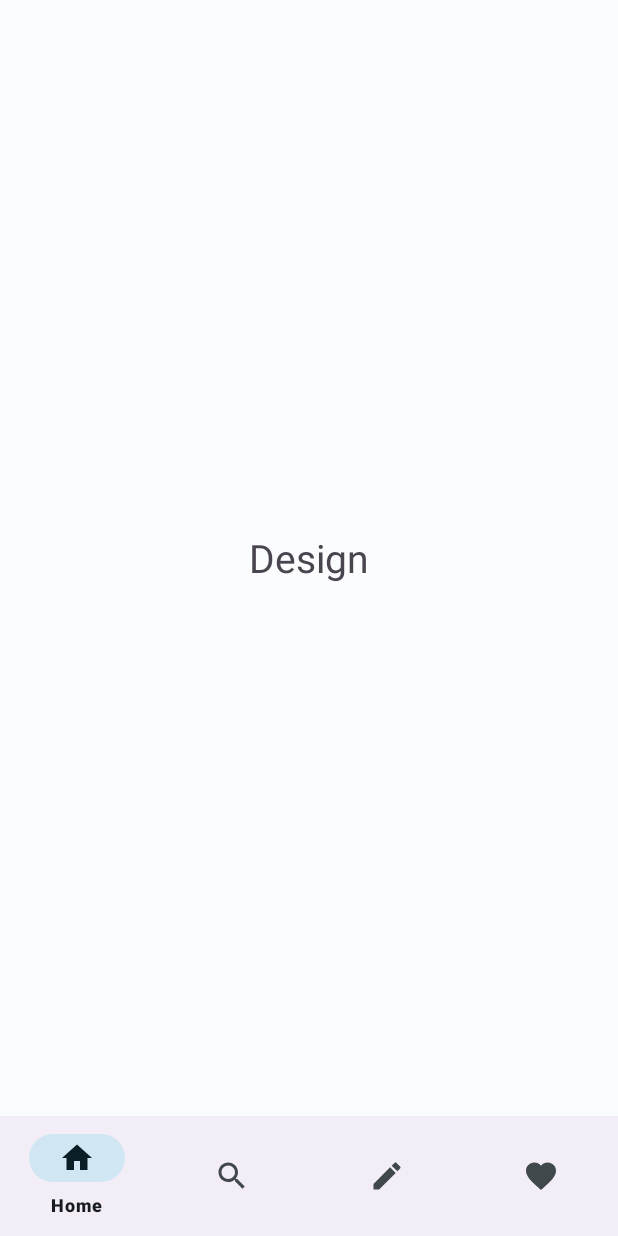
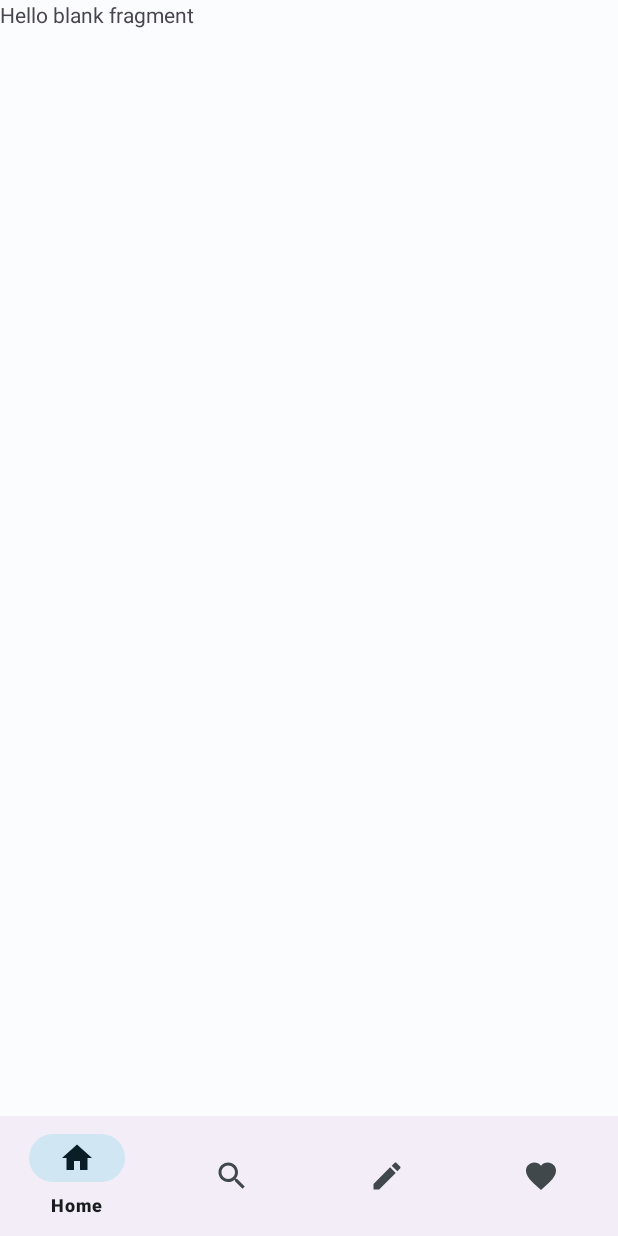
Before and after one commit to MarkoPvlkvc/RuleSphere, an Android app: the fragment MyRulesFragment placed in its activity, on a phone screen of 412 x 824 dp. Run offline under Robolectric (Android 15) with nearby library versions, the phone set to English and light mode, and no system bars; our stand-ins replace Room's generated code.

Commit message:
created Room database (Quote, QuoteDao, RuleSphereDatabase) with some starting functions.
Fixed some bugs with the navigation.

```diff
--- a/app/build.gradle
+++ b/app/build.gradle
@@ -44,4 +44,8 @@ dependencies {
     androidTestImplementation 'androidx.test.ext:junit:1.1.3'
     androidTestImplementation 'androidx.test.espresso:espresso-core:3.4.0'
     implementation 'com.google.android.material:material:1.9.0-rc01'
+
+    def room_version = "2.4.0"
+    implementation "androidx.room:room-runtime:$room_version"
+    annotationProcessor "androidx.room:room-compiler:$room_version"
 }
--- a/app/src/main/AndroidManifest.xml
+++ b/app/src/main/AndroidManifest.xml
@@ -14,6 +14,7 @@
         tools:targetApi="31">
         <activity
             android:name=".MainActivity"
+            android:configChanges="orientation|screenSize|screenLayout"
             android:exported="true"
             android:label="@string/app_name">
             <intent-filter>
--- a/app/src/main/java/com/example/rulesphere/DesignFragment.java
+++ b/app/src/main/java/com/example/rulesphere/DesignFragment.java
@@ -34,7 +34,7 @@ public class DesignFragment extends Fragment {
      *
      * @param param1 Parameter 1.
      * @param param2 Parameter 2.
-     * @return A new instance of fragment FavouritesFragment.
+     * @return A new instance of fragment DesignFragment.
      */
     // TODO: Rename and change types and number of parameters
     public static DesignFragment newInstance(String param1, String param2) {
@@ -59,6 +59,6 @@ public class DesignFragment extends Fragment {
     public View onCreateView(LayoutInflater inflater, ViewGroup container,
                              Bundle savedInstanceState) {
         // Inflate the layout for this fragment
-        return inflater.inflate(R.layout.fragment_my_rules, container, false);
+        return inflater.inflate(R.layout.fragment_design, container, false);
     }
 }
--- a/app/src/main/java/com/example/rulesphere/MainActivity.java
+++ b/app/src/main/java/com/example/rulesphere/MainActivity.java
@@ -1,55 +1,138 @@
 package com.example.rulesphere;
 
+import android.annotation.SuppressLint;
+import android.content.Context;
+import android.os.AsyncTask;
 import android.os.Bundle;
+import android.util.Log;
+import android.view.View;
+import android.view.inputmethod.InputMethodManager;
+import android.widget.Toast;
+import android.widget.Toolbar;
 
 import androidx.appcompat.app.AppCompatActivity;
 import androidx.fragment.app.Fragment;
 import androidx.fragment.app.FragmentTransaction;
+import androidx.room.Room;
 
 import com.example.rulesphere.databinding.ActivityMainBinding;
+import com.google.android.material.button.MaterialButton;
 import com.google.android.material.search.SearchView;
+
+import java.util.List;
+import java.util.Objects;
 
 public class MainActivity extends AppCompatActivity {
 
     ActivityMainBinding binding;
+    SearchView searchView;
+    MaterialButton searchBackButton;
+    String activeFragment;
 
     @Override
     protected void onCreate(Bundle savedInstanceState) {
         super.onCreate(savedInstanceState);
+
+        // Database
+        RuleSphereDatabase db = Room.databaseBuilder(getApplicationContext(),
+                RuleSphereDatabase.class, "query-database")
+                .fallbackToDestructiveMigration()
+                .build();
+
+        Quote quote = new Quote();
+        quote.quote = "prob2";
+        quote.category = "kategorija";
+        quote.author = "Autor";
+        //quote.isFavorite = false;
+        //quote.isPersonal = false;
+
+        QuoteDao quoteDao = db.quoteDao();
+
+        AsyncTask.execute(new Runnable() {
+            @Override
+            public void run() {
+                //quoteDao.insert(quote);
+                //quoteDao.getAll();
+                List<Quote> favorites = quoteDao.getFavorites();
+                runOnUiThread(new Runnable() {
+                    @Override
+                    public void run() {
+                        Log.d("MARKO", "favorites: " + favorites.toString());
+                    }
+                });
+            }
+        });
+        // Database
+
         binding = ActivityMainBinding.inflate(getLayoutInflater());
         setContentView(binding.getRoot());
+        searchView = findViewById(R.id.search_view);
+        searchBackButton = findViewById(R.id.search_back_button);
         replaceFragment(new HomeFragment());
 
         binding.bottomNavigation.setOnItemSelectedListener(item -> {
-            if (item.getItemId() == R.id.home)
+            if (item.getItemId() == R.id.home) {
+                if (Objects.equals(activeFragment, "home") && !searchView.isShowing())
+                    return true;
+                activeFragment = "home";
+                if (searchView.isShowing())
+                    searchView.hide();
                 replaceFragment(new HomeFragment());
-            else if (item.getItemId() == R.id.search)
-            {
-                SearchView searchView = findViewById(R.id.search_view);
+            } else if (item.getItemId() == R.id.search) {
                 searchView.show();
+            } else if (item.getItemId() == R.id.design) {
+                if (Objects.equals(activeFragment, "design") && !searchView.isShowing())
+                    return true;
+                activeFragment = "design";
+                if (searchView.isShowing())
+                    searchView.hide();
+                replaceFragment(new DesignFragment());
+            } else if (item.getItemId() == R.id.myRules) {
+                if (Objects.equals(activeFragment, "myRules") && !searchView.isShowing())
+                    return true;
+                activeFragment = "myRules";
+                if (searchView.isShowing())
+                    searchView.hide();
+                replaceFragment(new MyRulesFragment());
             }
-            else if (item.getItemId() == R.id.favourites)
-                replaceFragment(new DesignFragment());
-            else if (item.getItemId() == R.id.myRules)
-                replaceFragment(new MyRulesFragment());
 
             return true;
+        });
+
+        searchBackButton.setOnClickListener(v -> {
+            // Closes soft keyboard
+            View view = this.getCurrentFocus();
+            if (view != null) {
+                InputMethodManager imm = (InputMethodManager)getSystemService(Context.INPUT_METHOD_SERVICE);
+                imm.hideSoftInputFromWindow(view.getWindowToken(), 0);
+            }
+            // Closes soft keyboard
+
+            onBackPressed();
         });
     }
 
     private void replaceFragment(Fragment fragment) {
-        /*
-        FragmentManager fragmentManager = getSupportFragmentManager();
-        FragmentTransaction fragmentTransaction = fragmentManager.beginTransaction();
-        fragmentTransaction.setTransition(FragmentTransaction.TRANSIT_FRAGMENT_OPEN);
-        fragmentTransaction.replace(R.id.frameLayout, fragment);
-        fragmentTransaction.commit();
-        */
-
         getSupportFragmentManager()
                 .beginTransaction()
                 .setTransition(FragmentTransaction.TRANSIT_FRAGMENT_OPEN)
                 .replace(R.id.frameLayout, fragment)
                 .commit();
     }
+
+    @Override
+    public void onBackPressed() {
+        if (searchView.isShowing()) {
+            searchView.hide();
+
+            if (Objects.equals(activeFragment, "home"))
+                binding.bottomNavigation.setSelectedItemId(R.id.home);
+            else if (Objects.equals(activeFragment, "design"))
+                binding.bottomNavigation.setSelectedItemId(R.id.design);
+            else if (Objects.equals(activeFragment, "myRules"))
+                binding.bottomNavigation.setSelectedItemId(R.id.myRules);
+        } else {
+            super.onBackPressed();
+        }
+    }
 }
--- a/app/src/main/java/com/example/rulesphere/MyRulesFragment.java
+++ b/app/src/main/java/com/example/rulesphere/MyRulesFragment.java
@@ -59,6 +59,6 @@ public class MyRulesFragment extends Fragment {
     public View onCreateView(LayoutInflater inflater, ViewGroup container,
                              Bundle savedInstanceState) {
         // Inflate the layout for this fragment
-        return inflater.inflate(R.layout.fragment_design, container, false);
+        return inflater.inflate(R.layout.fragment_my_rules, container, false);
     }
 }
--- /dev/null
+++ b/app/src/main/java/com/example/rulesphere/Quote.java
@@ -0,0 +1,15 @@
+package com.example.rulesphere;
+
+import androidx.room.Entity;
+import androidx.room.PrimaryKey;
+
+@Entity
+public class Quote {
+    @PrimaryKey(autoGenerate = true)
+    public long id;
+    public String quote;
+    public String category;
+    public String author;
+    public boolean isFavorite = false;
+    public boolean isPersonal = false;
+}
--- /dev/null
+++ b/app/src/main/java/com/example/rulesphere/QuoteDao.java
@@ -0,0 +1,27 @@
+package com.example.rulesphere;
+
+import androidx.room.Dao;
+import androidx.room.Delete;
+import androidx.room.Insert;
+import androidx.room.OnConflictStrategy;
+import androidx.room.Query;
+
+import java.util.List;
+
+@Dao
+public interface QuoteDao {
+    @Query("SELECT * FROM Quote")
+    List<Quote> getAll();
+
+    @Query("SELECT * FROM Quote WHERE Quote.isFavorite = 1")
+    List<Quote> getFavorites();
+
+    @Query("SELECT * FROM Quote WHERE Quote.isPersonal = 1")
+    List<Quote> getPersonal();
+
+    @Insert(onConflict = OnConflictStrategy.REPLACE)
+    void insert(Quote quote);
+
+    @Delete
+    void delete(Quote quote);
+}
--- /dev/null
+++ b/app/src/main/java/com/example/rulesphere/RuleSphereDatabase.java
@@ -0,0 +1,9 @@
+package com.example.rulesphere;
+
+import androidx.room.Database;
+import androidx.room.RoomDatabase;
+
+@Database(entities = {Quote.class}, version = 2)
+public abstract class RuleSphereDatabase extends RoomDatabase {
+    public abstract QuoteDao quoteDao();
+}
--- /dev/null
+++ b/app/src/main/res/drawable/round_arrow_back_24.xml
@@ -0,0 +1,5 @@
+<vector android:autoMirrored="true" android:height="24dp"
+    android:tint="#000000" android:viewportHeight="24"
+    android:viewportWidth="24" android:width="24dp" xmlns:android="http://schemas.android.com/apk/res/android">
+    <path android:fillColor="@android:color/white" android:pathData="M19,11H7.83l4.88,-4.88c0.39,-0.39 0.39,-1.03 0,-1.42 -0.39,-0.39 -1.02,-0.39 -1.41,0l-6.59,6.59c-0.39,0.39 -0.39,1.02 0,1.41l6.59,6.59c0.39,0.39 1.02,0.39 1.41,0 0.39,-0.39 0.39,-1.02 0,-1.41L7.83,13H19c0.55,0 1,-0.45 1,-1s-0.45,-1 -1,-1z"/>
+</vector>
--- a/app/src/main/res/layout/activity_main.xml
+++ b/app/src/main/res/layout/activity_main.xml
@@ -23,8 +23,18 @@
             android:layout_width="match_parent"
             android:layout_height="match_parent"
             android:hint="@string/searchbar_hint"
+            app:hideNavigationIcon="true"
             app:layout_constraintTop_toTopOf="parent">
             <!-- Search suggestions/results go here (ScrollView, RecyclerView, etc.). -->
+
+            <com.google.android.material.button.MaterialButton
+                android:id="@+id/search_back_button"
+                style="?attr/materialIconButtonFilledTonalStyle"
+                android:background="#00FFFFFF"
+                android:layout_width="wrap_content"
+                android:layout_height="wrap_content"
+                app:icon="@drawable/round_arrow_back_24"
+                app:iconSize="25dp" />
         </com.google.android.material.search.SearchView>
     </FrameLayout>
 
--- a/app/src/main/res/layout/fragment_design.xml
+++ b/app/src/main/res/layout/fragment_design.xml
@@ -3,14 +3,12 @@
     xmlns:tools="http://schemas.android.com/tools"
     android:layout_width="match_parent"
     android:layout_height="match_parent"
-    tools:context=".MyRulesFragment">
+    tools:context=".DesignFragment">
 
     <!-- TODO: Update blank fragment layout -->
     <TextView
-        android:layout_width="wrap_content"
-        android:layout_height="wrap_content"
-        android:text="Design"
-        android:textSize="26dp"
-        android:layout_gravity="center"/>
+        android:layout_width="match_parent"
+        android:layout_height="match_parent"
+        android:text="Design" />
 
 </FrameLayout>
--- a/app/src/main/res/layout/fragment_my_rules.xml
+++ b/app/src/main/res/layout/fragment_my_rules.xml
@@ -3,14 +3,12 @@
     xmlns:tools="http://schemas.android.com/tools"
     android:layout_width="match_parent"
     android:layout_height="match_parent"
-    tools:context=".DesignFragment">
+    tools:context=".MyRulesFragment">
 
     <!-- TODO: Update blank fragment layout -->
     <TextView
-        android:layout_width="wrap_content"
-        android:layout_height="wrap_content"
-        android:text="My Rules"
-        android:textSize="26dp"
-        android:layout_gravity="center"/>
+        android:layout_width="match_parent"
+        android:layout_height="match_parent"
+        android:text="@string/hello_blank_fragment" />
 
 </FrameLayout>
--- a/app/src/main/res/menu/bottom_nav_menu.xml
+++ b/app/src/main/res/menu/bottom_nav_menu.xml
@@ -12,12 +12,12 @@
         android:title="@string/title_search" />
 
     <item
-        android:id="@+id/myRules"
+        android:id="@+id/design"
         android:icon="@drawable/baseline_create_24"
         android:title="@string/title_designer" />
 
     <item
-        android:id="@+id/favourites"
+        android:id="@+id/myRules"
         android:icon="@drawable/baseline_favorite_24"
         android:title="@string/title_my_rules" />
 
--- a/app/src/main/res/navigation/mobile_navigation.xml
+++ b/app/src/main/res/navigation/mobile_navigation.xml
@@ -3,7 +3,7 @@
     xmlns:app="http://schemas.android.com/apk/res-auto"
     xmlns:tools="http://schemas.android.com/tools"
     android:id="@+id/mobile_navigation"
-    app:startDestination="@+id/navigation_home">
+    app:startDestination="@+id/homeFragment">
 
     <fragment
         android:id="@+id/homeFragment"
--- a/app/src/main/res/values/strings.xml
+++ b/app/src/main/res/values/strings.xml
@@ -4,5 +4,7 @@
     <string name="title_search">Search</string>
     <string name="title_designer">Design</string>
     <string name="title_my_rules">My Rules</string>
-    <string name="searchbar_hint">Search Quotes...</string>
+    <string name="searchbar_hint">Search Quotes…</string>
+    <!-- TODO: Remove or change this placeholder text -->
+    <string name="hello_blank_fragment">Hello blank fragment</string>
 </resources>
```
